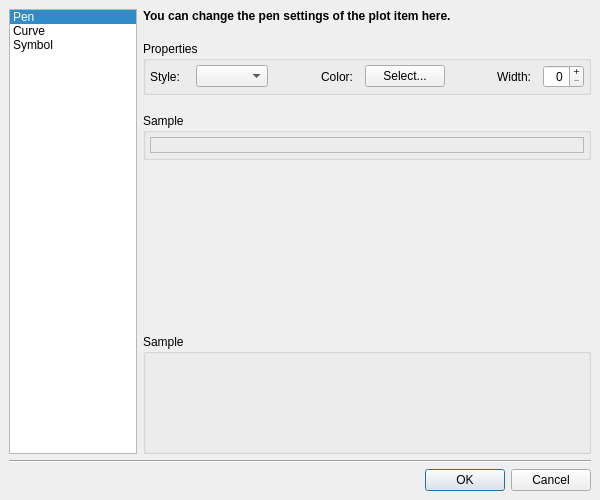
Old version of the form profit/widgets/ui_plotitemdialog.ui in the repository hpsilva/profitpy.
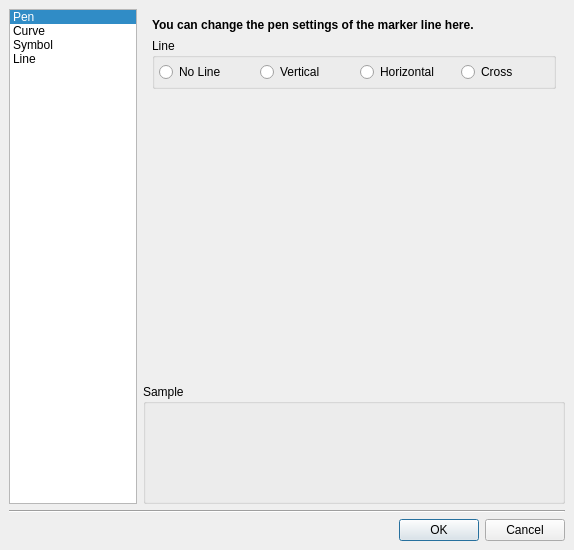
New version of the form. The open tabs and pages were chosen to show the change. Icons and pictures are not drawn. Custom widgets are drawn as their Qt base class.

Commit message: Changes to allow multiple plots per plot display; removes upper/lower plot distinction.  Initial support for plot data dialog selections as plot markers.

The edit to the form file:
```diff
--- a/profit/widgets/ui_plotitemdialog.ui
+++ b/profit/widgets/ui_plotitemdialog.ui
@@ -5,119 +5,28 @@
    <rect>
     <x>0</x>
     <y>0</y>
-    <width>600</width>
-    <height>500</height>
+    <width>574</width>
+    <height>550</height>
    </rect>
   </property>
   <property name="windowTitle" >
    <string>Edit Plot Item</string>
   </property>
-  <layout class="QVBoxLayout" >
-   <property name="margin" >
-    <number>9</number>
-   </property>
-   <property name="spacing" >
-    <number>6</number>
-   </property>
-   <item>
     <layout class="QGridLayout" >
      <property name="margin" >
-      <number>0</number>
+    <number>9</number>
      </property>
      <property name="spacing" >
       <number>6</number>
      </property>
-     <item row="1" column="1" >
-      <widget class="QGroupBox" name="plotSampleGroup" >
-       <property name="minimumSize" >
-        <size>
-         <width>120</width>
-         <height>120</height>
-        </size>
-       </property>
-       <property name="title" >
-        <string>Sample</string>
-       </property>
-       <property name="flat" >
-        <bool>true</bool>
-       </property>
-       <layout class="QVBoxLayout" >
-        <property name="margin" >
-         <number>6</number>
-        </property>
-        <property name="spacing" >
-         <number>0</number>
-        </property>
-        <item>
-         <widget class="QwtPlot" name="plotSample" />
-        </item>
-       </layout>
-      </widget>
-     </item>
-     <item rowspan="2" row="0" column="0" >
-      <widget class="QListWidget" name="sectionList" >
-       <property name="sizePolicy" >
-        <sizepolicy>
-         <hsizetype>1</hsizetype>
-         <vsizetype>7</vsizetype>
-         <horstretch>0</horstretch>
-         <verstretch>0</verstretch>
-        </sizepolicy>
-       </property>
-       <property name="minimumSize" >
-        <size>
-         <width>128</width>
-         <height>0</height>
-        </size>
-       </property>
-       <property name="maximumSize" >
-        <size>
-         <width>128</width>
-         <height>16777215</height>
-        </size>
-       </property>
-       <property name="focusPolicy" >
-        <enum>Qt::NoFocus</enum>
-       </property>
-       <property name="verticalScrollBarPolicy" >
-        <enum>Qt::ScrollBarAlwaysOff</enum>
-       </property>
-       <property name="horizontalScrollBarPolicy" >
-        <enum>Qt::ScrollBarAlwaysOff</enum>
-       </property>
-       <property name="iconSize" >
-        <size>
-         <width>32</width>
-         <height>32</height>
-        </size>
-       </property>
-       <property name="currentRow" >
-        <number>0</number>
-       </property>
-       <item>
-        <property name="text" >
-         <string>Pen</string>
-        </property>
-        <property name="icon" >
-         <iconset resource="profit.qrc" >:/images/icons/krita.png</iconset>
-        </property>
-       </item>
-       <item>
-        <property name="text" >
-         <string>Curve</string>
-        </property>
-        <property name="icon" >
-         <iconset resource="profit.qrc" >:/images/icons/log.png</iconset>
-        </property>
-       </item>
-       <item>
-        <property name="text" >
-         <string>Symbol</string>
-        </property>
-        <property name="icon" >
-         <iconset resource="profit.qrc" >:/images/icons/kcmdrkonqi.png</iconset>
-        </property>
-       </item>
+   <item row="3" column="0" colspan="2" >
+    <widget class="QDialogButtonBox" name="buttonBox" >
+     <property name="orientation" >
+      <enum>Qt::Horizontal</enum>
+     </property>
+     <property name="standardButtons" >
+      <set>QDialogButtonBox::Cancel|QDialogButtonBox::NoButton|QDialogButtonBox::Ok</set>
+     </property>
       </widget>
      </item>
      <item row="0" column="1" >
@@ -128,10 +37,10 @@
        <widget class="QWidget" name="penPage" >
         <layout class="QVBoxLayout" >
          <property name="margin" >
-          <number>0</number>
+        <number>9</number>
          </property>
          <property name="spacing" >
-          <number>18</number>
+        <number>6</number>
          </property>
          <item>
           <widget class="QLabel" name="label" >
@@ -980,27 +889,198 @@
          </item>
         </layout>
        </widget>
-      </widget>
-     </item>
-    </layout>
+     <widget class="QWidget" name="linePage" >
+      <layout class="QVBoxLayout" >
+       <property name="margin" >
+        <number>9</number>
+       </property>
+       <property name="spacing" >
+        <number>6</number>
+       </property>
+       <item>
+        <widget class="QLabel" name="label_3" >
+         <property name="text" >
+          <string>&lt;html>&lt;head>&lt;meta name="qrichtext" content="1" />&lt;style type="text/css">
+p, li { white-space: pre-wrap; }
+&lt;/style>&lt;/head>&lt;body style=" font-family:'Sans Serif'; font-size:9pt; font-weight:400; font-style:normal; text-decoration:none;">
+&lt;p style=" margin-top:0px; margin-bottom:0px; margin-left:0px; margin-right:0px; -qt-block-indent:0; text-indent:0px;">&lt;span style=" font-weight:600;">You can change the pen settings of the marker line here.&lt;/span>&lt;/p>&lt;/body>&lt;/html></string>
+         </property>
+         <property name="wordWrap" >
+          <bool>true</bool>
+         </property>
+        </widget>
+       </item>
+       <item>
+        <widget class="QGroupBox" name="markerLineTypeGroup" >
+         <property name="title" >
+          <string>Line</string>
+         </property>
+         <property name="flat" >
+          <bool>true</bool>
+         </property>
+         <layout class="QHBoxLayout" >
+          <property name="margin" >
+           <number>4</number>
+          </property>
+          <property name="spacing" >
+           <number>12</number>
+          </property>
+          <item>
+           <widget class="QRadioButton" name="noLine" >
+            <property name="text" >
+             <string>No Line</string>
+            </property>
+           </widget>
+          </item>
+          <item>
+           <widget class="QRadioButton" name="verticalLine" >
+            <property name="text" >
+             <string>Vertical</string>
+            </property>
+           </widget>
+          </item>
+          <item>
+           <widget class="QRadioButton" name="horizontalLine" >
+            <property name="text" >
+             <string>Horizontal</string>
+            </property>
+           </widget>
+          </item>
+          <item>
+           <widget class="QRadioButton" name="crossLine" >
+            <property name="text" >
+             <string>Cross</string>
+            </property>
+           </widget>
+          </item>
+         </layout>
+        </widget>
    </item>
    <item>
+        <spacer>
+         <property name="orientation" >
+          <enum>Qt::Vertical</enum>
+         </property>
+         <property name="sizeHint" >
+          <size>
+           <width>20</width>
+           <height>40</height>
+          </size>
+         </property>
+        </spacer>
+       </item>
+      </layout>
+     </widget>
+    </widget>
+   </item>
+   <item rowspan="2" row="0" column="0" >
+    <widget class="QListWidget" name="sectionList" >
+     <property name="sizePolicy" >
+      <sizepolicy>
+       <hsizetype>1</hsizetype>
+       <vsizetype>7</vsizetype>
+       <horstretch>0</horstretch>
+       <verstretch>0</verstretch>
+      </sizepolicy>
+     </property>
+     <property name="minimumSize" >
+      <size>
+       <width>128</width>
+       <height>0</height>
+      </size>
+     </property>
+     <property name="maximumSize" >
+      <size>
+       <width>128</width>
+       <height>16777215</height>
+      </size>
+     </property>
+     <property name="focusPolicy" >
+      <enum>Qt::NoFocus</enum>
+     </property>
+     <property name="verticalScrollBarPolicy" >
+      <enum>Qt::ScrollBarAlwaysOff</enum>
+     </property>
+     <property name="horizontalScrollBarPolicy" >
+      <enum>Qt::ScrollBarAlwaysOff</enum>
+     </property>
+     <property name="iconSize" >
+      <size>
+       <width>32</width>
+       <height>32</height>
+      </size>
+     </property>
+     <property name="currentRow" >
+      <number>0</number>
+     </property>
+     <item>
+      <property name="text" >
+       <string>Pen</string>
+      </property>
+      <property name="icon" >
+       <iconset resource="profit.qrc" >:/images/icons/tool_pen.png</iconset>
+      </property>
+     </item>
+     <item>
+      <property name="text" >
+       <string>Curve</string>
+      </property>
+      <property name="icon" >
+       <iconset resource="profit.qrc" >:/images/icons/tool_curve.png</iconset>
+      </property>
+     </item>
+     <item>
+      <property name="text" >
+       <string>Symbol</string>
+      </property>
+      <property name="icon" >
+       <iconset resource="profit.qrc" >:/images/icons/kcmdrkonqi.png</iconset>
+      </property>
+     </item>
+     <item>
+      <property name="text" >
+       <string>Line</string>
+      </property>
+      <property name="icon" >
+       <iconset resource="profit.qrc" >:/images/icons/tool_line.png</iconset>
+      </property>
+     </item>
+    </widget>
+   </item>
+   <item row="1" column="1" >
+    <widget class="QGroupBox" name="plotSampleGroup" >
+     <property name="minimumSize" >
+      <size>
+       <width>120</width>
+       <height>120</height>
+      </size>
+     </property>
+     <property name="title" >
+      <string>Sample</string>
+     </property>
+     <property name="flat" >
+      <bool>true</bool>
+     </property>
+     <layout class="QVBoxLayout" >
+      <property name="margin" >
+       <number>6</number>
+      </property>
+      <property name="spacing" >
+       <number>0</number>
+      </property>
+      <item>
+       <widget class="QwtPlot" name="plotSample" />
+      </item>
+     </layout>
+    </widget>
+   </item>
+   <item row="2" column="0" colspan="2" >
     <widget class="Line" name="line" >
      <property name="orientation" >
       <enum>Qt::Horizontal</enum>
      </property>
     </widget>
    </item>
-   <item>
-    <widget class="QDialogButtonBox" name="buttonBox" >
-     <property name="orientation" >
-      <enum>Qt::Horizontal</enum>
-     </property>
-     <property name="standardButtons" >
-      <set>QDialogButtonBox::Cancel|QDialogButtonBox::NoButton|QDialogButtonBox::Ok</set>
-     </property>
-    </widget>
-   </item>
   </layout>
  </widget>
  <customwidgets>
```
Left out of the diff: 6 changed lines with no effect on the pictures. Lines whose indentation alone changed are shown as unchanged. The commit also changes 15 other files.
